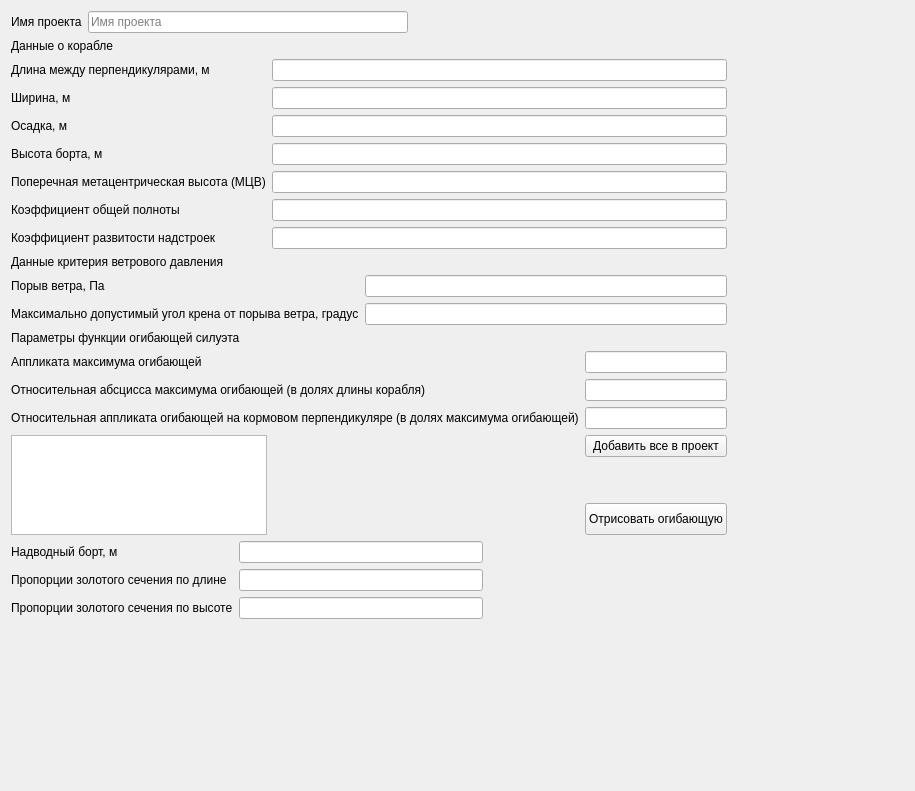
This is source/gui/generaldata.ui in baseoleph/secad as Qt 5 draws it before an edit. The edited form follows.
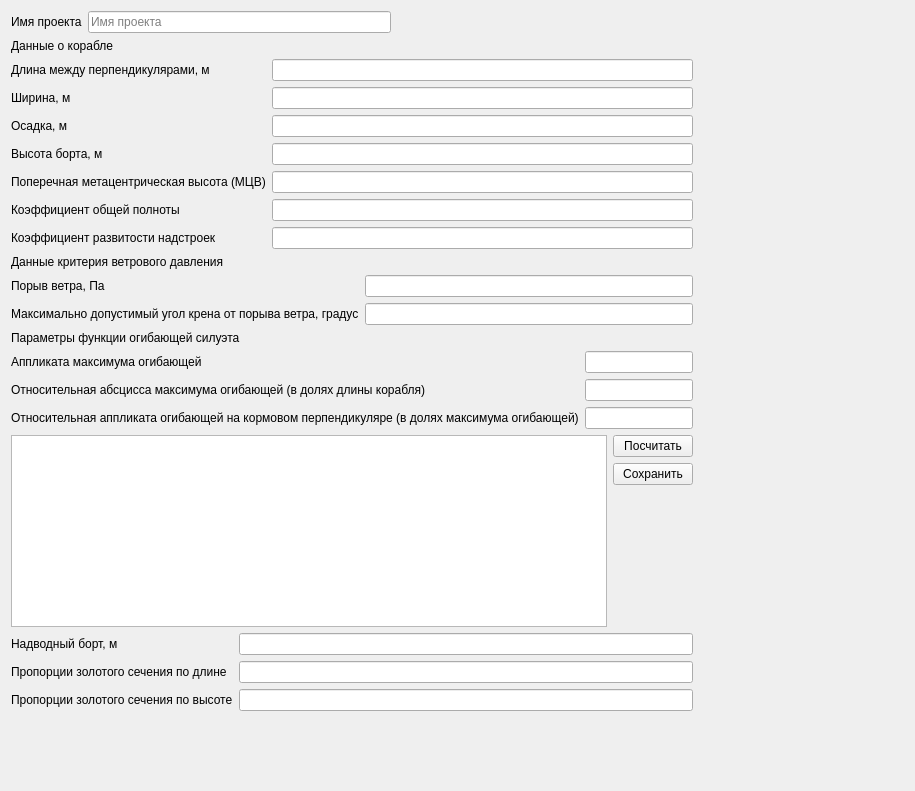
This is the edited form.

Commit message: add filling for all forms in generaldata

The edit to the form file:
```diff
--- a/source/gui/generaldata.ui
+++ b/source/gui/generaldata.ui
@@ -14,107 +14,63 @@
    <string>Form</string>
   </property>
   <layout class="QGridLayout" name="gridLayout">
-   <item row="8" column="0">
-    <spacer name="verticalSpacer">
-     <property name="orientation">
-      <enum>Qt::Vertical</enum>
-     </property>
-     <property name="sizeHint" stdset="0">
-      <size>
-       <width>20</width>
-       <height>40</height>
-      </size>
-     </property>
-    </spacer>
-   </item>
-   <item row="6" column="0">
-    <layout class="QFormLayout" name="formLayout_4">
-     <item row="0" column="0">
-      <widget class="QLabel" name="label_14">
-       <property name="text">
-        <string>Аппликата максимума огибающей</string>
+   <item row="0" column="0" colspan="2">
+    <layout class="QHBoxLayout" name="horizontalLayout">
+     <item>
+      <widget class="QLabel" name="label">
+       <property name="sizePolicy">
+        <sizepolicy hsizetype="Fixed" vsizetype="Preferred">
+         <horstretch>0</horstretch>
+         <verstretch>0</verstretch>
+        </sizepolicy>
        </property>
-      </widget>
-     </item>
-     <item row="0" column="1">
-      <widget class="QLineEdit" name="lineEdit_sef_mea"/>
-     </item>
-     <item row="1" column="0">
-      <widget class="QLabel" name="label_15">
        <property name="text">
-        <string>Относительная абсцисса максимума огибающей (в долях длины корабля)</string>
+        <string>Имя проекта</string>
        </property>
       </widget>
      </item>
-     <item row="1" column="1">
-      <widget class="QLineEdit" name="lineEdit_sef_mro"/>
-     </item>
-     <item row="2" column="0">
-      <widget class="QLabel" name="label_16">
-       <property name="text">
-        <string>Относительная аппликата огибающей на кормовом перпендикуляре (в долях максимума огибающей)</string>
-       </property>
-      </widget>
-     </item>
-     <item row="2" column="1">
-      <widget class="QLineEdit" name="lineEdit_sef_apra"/>
-     </item>
-     <item row="3" column="0">
-      <widget class="QGraphicsView" name="graphicsView">
+     <item>
+      <widget class="QLineEdit" name="lineEdit_project_name">
        <property name="sizePolicy">
-        <sizepolicy hsizetype="Fixed" vsizetype="Fixed">
+        <sizepolicy hsizetype="Expanding" vsizetype="Fixed">
          <horstretch>0</horstretch>
          <verstretch>0</verstretch>
         </sizepolicy>
        </property>
-       <property name="maximumSize">
+       <property name="inputMask">
+        <string/>
+       </property>
+       <property name="text">
+        <string/>
+       </property>
+       <property name="placeholderText">
+        <string>Имя проекта</string>
+       </property>
+      </widget>
+     </item>
+     <item>
+      <spacer name="horizontalSpacer_2">
+       <property name="orientation">
+        <enum>Qt::Horizontal</enum>
+       </property>
+       <property name="sizeHint" stdset="0">
         <size>
-         <width>16777215</width>
-         <height>100</height>
+         <width>40</width>
+         <height>20</height>
         </size>
        </property>
-      </widget>
-     </item>
-     <item row="3" column="1">
-      <layout class="QVBoxLayout" name="verticalLayout">
-       <item>
-        <widget class="QPushButton" name="pushButton_add">
-         <property name="text">
-          <string>Добавить все в проект</string>
-         </property>
-        </widget>
-       </item>
-       <item>
-        <spacer name="verticalSpacer_2">
-         <property name="orientation">
-          <enum>Qt::Vertical</enum>
-         </property>
-         <property name="sizeHint" stdset="0">
-          <size>
-           <width>20</width>
-           <height>40</height>
-          </size>
-         </property>
-        </spacer>
-       </item>
-       <item>
-        <widget class="QPushButton" name="pushButton">
-         <property name="sizePolicy">
-          <sizepolicy hsizetype="Minimum" vsizetype="Expanding">
-           <horstretch>0</horstretch>
-           <verstretch>0</verstretch>
-          </sizepolicy>
-         </property>
-         <property name="text">
-          <string>Отрисовать огибающую</string>
-         </property>
-        </widget>
-       </item>
-      </layout>
+      </spacer>
      </item>
     </layout>
    </item>
-   <item row="2" column="0">
+   <item row="1" column="0" colspan="2">
+    <widget class="QLabel" name="label_9">
+     <property name="text">
+      <string>Данные о корабле</string>
+     </property>
+    </widget>
+   </item>
+   <item row="2" column="0" colspan="2">
     <layout class="QFormLayout" name="formLayout">
      <item row="0" column="0">
       <widget class="QLabel" name="label_2">
@@ -237,7 +193,7 @@
      </item>
     </layout>
    </item>
-   <item row="2" column="1">
+   <item row="2" column="2">
     <spacer name="horizontalSpacer">
      <property name="orientation">
       <enum>Qt::Horizontal</enum>
@@ -250,150 +206,14 @@
      </property>
     </spacer>
    </item>
-   <item row="5" column="0">
-    <widget class="QLabel" name="label_13">
-     <property name="text">
-      <string>Параметры функции огибающей силуэта</string>
-     </property>
-    </widget>
-   </item>
-   <item row="0" column="0">
-    <layout class="QHBoxLayout" name="horizontalLayout">
-     <item>
-      <widget class="QLabel" name="label">
-       <property name="sizePolicy">
-        <sizepolicy hsizetype="Fixed" vsizetype="Preferred">
-         <horstretch>0</horstretch>
-         <verstretch>0</verstretch>
-        </sizepolicy>
-       </property>
-       <property name="text">
-        <string>Имя проекта</string>
-       </property>
-      </widget>
-     </item>
-     <item>
-      <widget class="QLineEdit" name="lineEdit_project_name">
-       <property name="sizePolicy">
-        <sizepolicy hsizetype="Expanding" vsizetype="Fixed">
-         <horstretch>0</horstretch>
-         <verstretch>0</verstretch>
-        </sizepolicy>
-       </property>
-       <property name="inputMask">
-        <string/>
-       </property>
-       <property name="text">
-        <string/>
-       </property>
-       <property name="placeholderText">
-        <string>Имя проекта</string>
-       </property>
-      </widget>
-     </item>
-     <item>
-      <spacer name="horizontalSpacer_2">
-       <property name="orientation">
-        <enum>Qt::Horizontal</enum>
-       </property>
-       <property name="sizeHint" stdset="0">
-        <size>
-         <width>40</width>
-         <height>20</height>
-        </size>
-       </property>
-      </spacer>
-     </item>
-    </layout>
-   </item>
-   <item row="1" column="0">
-    <widget class="QLabel" name="label_9">
-     <property name="text">
-      <string>Данные о корабле</string>
-     </property>
-    </widget>
-   </item>
-   <item row="3" column="0">
+   <item row="3" column="0" colspan="2">
     <widget class="QLabel" name="label_10">
      <property name="text">
       <string>Данные критерия ветрового давления</string>
      </property>
     </widget>
    </item>
-   <item row="7" column="0">
-    <layout class="QGridLayout" name="gridLayout_2">
-     <item row="0" column="0">
-      <widget class="QLabel" name="label_17">
-       <property name="text">
-        <string>Надводный борт, м</string>
-       </property>
-      </widget>
-     </item>
-     <item row="0" column="2">
-      <spacer name="horizontalSpacer_5">
-       <property name="orientation">
-        <enum>Qt::Horizontal</enum>
-       </property>
-       <property name="sizeHint" stdset="0">
-        <size>
-         <width>40</width>
-         <height>20</height>
-        </size>
-       </property>
-      </spacer>
-     </item>
-     <item row="2" column="0">
-      <widget class="QLabel" name="label_19">
-       <property name="text">
-        <string>Пропорции золотого сечения по высоте</string>
-       </property>
-      </widget>
-     </item>
-     <item row="1" column="0">
-      <widget class="QLabel" name="label_18">
-       <property name="text">
-        <string>Пропорции золотого сечения по длине</string>
-       </property>
-      </widget>
-     </item>
-     <item row="1" column="2">
-      <spacer name="horizontalSpacer_3">
-       <property name="orientation">
-        <enum>Qt::Horizontal</enum>
-       </property>
-       <property name="sizeHint" stdset="0">
-        <size>
-         <width>40</width>
-         <height>20</height>
-        </size>
-       </property>
-      </spacer>
-     </item>
-     <item row="2" column="2">
-      <spacer name="horizontalSpacer_4">
-       <property name="orientation">
-        <enum>Qt::Horizontal</enum>
-       </property>
-       <property name="sizeHint" stdset="0">
-        <size>
-         <width>40</width>
-         <height>20</height>
-        </size>
-       </property>
-      </spacer>
-     </item>
-     <item row="0" column="1">
-      <widget class="QLineEdit" name="lineEdit_freeboard"/>
-     </item>
-     <item row="1" column="1">
-      <widget class="QLineEdit" name="lineEdit_gsl"/>
-     </item>
-     <item row="2" column="1">
-      <widget class="QLineEdit" name="lineEdit_gsh"/>
-     </item>
-    </layout>
-   </item>
-   <item row="4" column="0">
+   <item row="4" column="0" colspan="2">
     <layout class="QFormLayout" name="formLayout_3">
      <item row="0" column="0">
       <widget class="QLabel" name="label_11">
@@ -417,6 +237,132 @@
      </item>
     </layout>
    </item>
+   <item row="5" column="0" colspan="2">
+    <widget class="QLabel" name="label_13">
+     <property name="text">
+      <string>Параметры функции огибающей силуэта</string>
+     </property>
+    </widget>
+   </item>
+   <item row="6" column="0" colspan="2">
+    <layout class="QFormLayout" name="formLayout_4">
+     <item row="0" column="0">
+      <widget class="QLabel" name="label_14">
+       <property name="text">
+        <string>Аппликата максимума огибающей</string>
+       </property>
+      </widget>
+     </item>
+     <item row="0" column="1">
+      <widget class="QLineEdit" name="lineEdit_sef_mea"/>
+     </item>
+     <item row="1" column="0">
+      <widget class="QLabel" name="label_15">
+       <property name="text">
+        <string>Относительная абсцисса максимума огибающей (в долях длины корабля)</string>
+       </property>
+      </widget>
+     </item>
+     <item row="1" column="1">
+      <widget class="QLineEdit" name="lineEdit_sef_mro"/>
+     </item>
+     <item row="2" column="0">
+      <widget class="QLabel" name="label_16">
+       <property name="text">
+        <string>Относительная аппликата огибающей на кормовом перпендикуляре (в долях максимума огибающей)</string>
+       </property>
+      </widget>
+     </item>
+     <item row="2" column="1">
+      <widget class="QLineEdit" name="lineEdit_sef_apra"/>
+     </item>
+    </layout>
+   </item>
+   <item row="8" column="0" colspan="2">
+    <layout class="QGridLayout" name="gridLayout_2">
+     <item row="2" column="1">
+      <widget class="QLineEdit" name="lineEdit_gsl"/>
+     </item>
+     <item row="1" column="1">
+      <widget class="QLineEdit" name="lineEdit_freeboard"/>
+     </item>
+     <item row="2" column="0">
+      <widget class="QLabel" name="label_18">
+       <property name="text">
+        <string>Пропорции золотого сечения по длине</string>
+       </property>
+      </widget>
+     </item>
+     <item row="1" column="0">
+      <widget class="QLabel" name="label_17">
+       <property name="text">
+        <string>Надводный борт, м</string>
+       </property>
+      </widget>
+     </item>
+     <item row="3" column="1">
+      <widget class="QLineEdit" name="lineEdit_gsh"/>
+     </item>
+     <item row="3" column="0">
+      <widget class="QLabel" name="label_19">
+       <property name="text">
+        <string>Пропорции золотого сечения по высоте</string>
+       </property>
+      </widget>
+     </item>
+    </layout>
+   </item>
+   <item row="9" column="0">
+    <spacer name="verticalSpacer">
+     <property name="orientation">
+      <enum>Qt::Vertical</enum>
+     </property>
+     <property name="sizeHint" stdset="0">
+      <size>
+       <width>20</width>
+       <height>40</height>
+      </size>
+     </property>
+    </spacer>
+   </item>
+   <item row="7" column="0" colspan="2">
+    <layout class="QHBoxLayout" name="horizontalLayout_2">
+     <item>
+      <widget class="QGraphicsView" name="graphicsView"/>
+     </item>
+     <item>
+      <layout class="QVBoxLayout" name="verticalLayout">
+       <item>
+        <widget class="QPushButton" name="pushButton_calc">
+         <property name="text">
+          <string>Посчитать</string>
+         </property>
+        </widget>
+       </item>
+       <item>
+        <widget class="QPushButton" name="pushButton_save">
+         <property name="text">
+          <string>Сохранить</string>
+         </property>
+        </widget>
+       </item>
+       <item>
+        <spacer name="verticalSpacer_2">
+         <property name="orientation">
+          <enum>Qt::Vertical</enum>
+         </property>
+         <property name="sizeHint" stdset="0">
+          <size>
+           <width>20</width>
+           <height>40</height>
+          </size>
+         </property>
+        </spacer>
+       </item>
+      </layout>
+     </item>
+    </layout>
+   </item>
   </layout>
  </widget>
  <resources/>
```
The commit also changes 7 other files.
